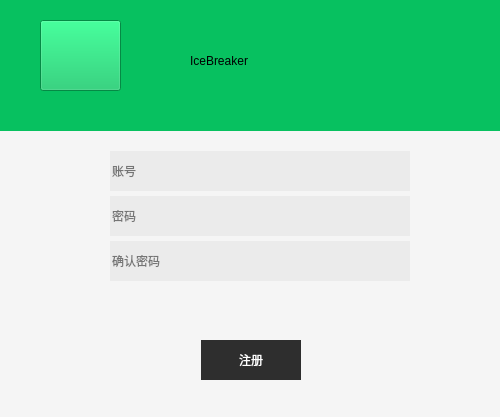
Before: the Qt Designer form qClient/regster_windows.ui in AGuan177/QTice, drawn with Qt 5.
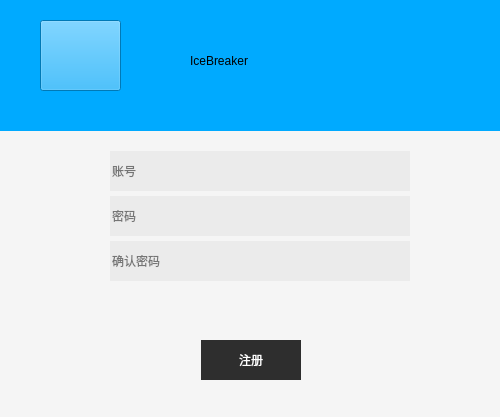
After: the same form once the commit is applied.

```diff
--- a/qClient/regster_windows.ui
+++ b/qClient/regster_windows.ui
@@ -108,7 +108,8 @@
     </sizepolicy>
    </property>
    <property name="styleSheet">
-    <string notr="true">background-color: rgb(7,193,96);
+    <string notr="true">background-color: rgb(0, 170, 255);
+
 </string>
    </property>
    <widget class="QPushButton" name="logo">
```
